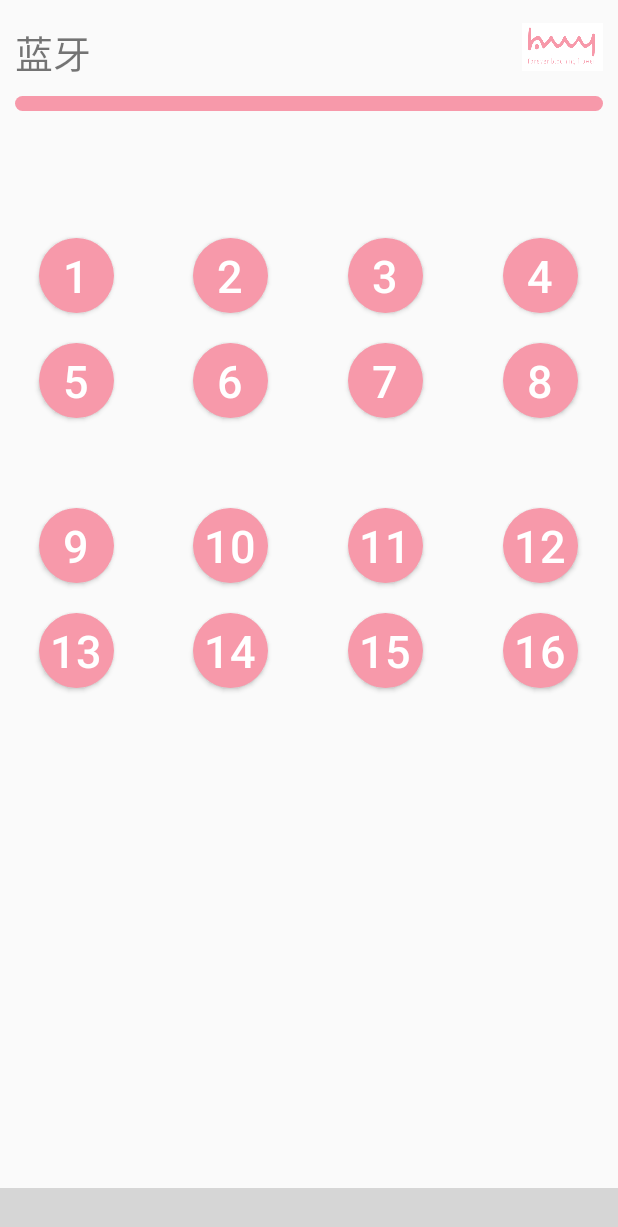
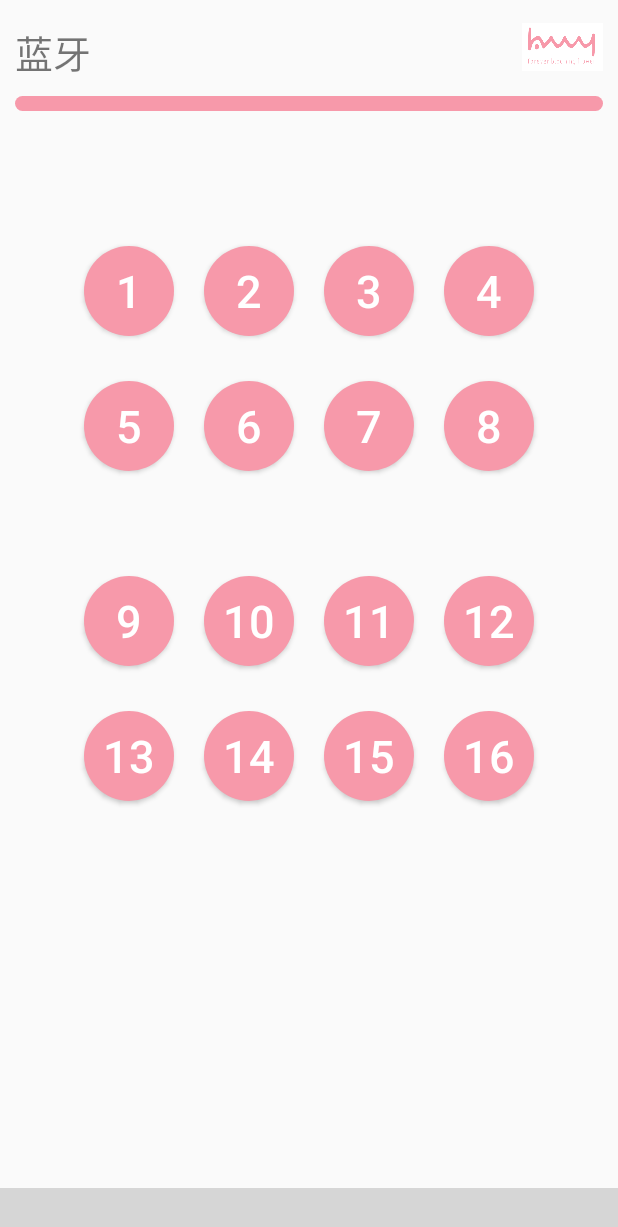
Before and after one commit to XiaoAnXA/MASK, an Android app: the screen it shows after launch (MainActivity), on a phone screen of 412 x 824 dp. Shown: the top 1227 px of the screen. Run offline under Robolectric (Android 15) with nearby library versions, the phone set to English and light mode, and no system bars; our stand-ins replace EventBus; libraries missing offline, so code that uses them is left out: com.ashokvarma.bottomnavigation; plain views replace BottomNavigationBar; 3 statements that could not run were skipped; grey boxes are pictures that could not be loaded.

Commit message:
使布局适应大屏幕

```diff
--- a/app/src/main/AndroidManifest.xml
+++ b/app/src/main/AndroidManifest.xml
@@ -9,9 +9,9 @@
     <uses-permission android:name="android.permission.ACCESS_COARSE_LOCATION" />
     <application
         android:allowBackup="true"
-        android:icon="@mipmap/ic_launcher"
+        android:icon="@drawable/mask"
         android:label="@string/app_name"
-        android:roundIcon="@mipmap/ic_launcher_round"
+        android:roundIcon="@drawable/mask"
         android:supportsRtl="true"
         android:theme="@style/AppTheme">
         <activity android:name=".APP.MainActivity">
--- a/app/src/main/java/com/mask/mask/Fragment/UpdateFragment.java
+++ b/app/src/main/java/com/mask/mask/Fragment/UpdateFragment.java
@@ -16,6 +16,9 @@ import com.mask.mask.R;
 
 import java.util.ArrayList;
 
+/**
+ * 更新硬件页面
+ */
 public class UpdateFragment extends BaseFragment {
 
     public RecyclerView mRecyclerView;
--- a/app/src/main/java/com/mask/mask/ViewAdapter/SectionsPagerAdapter.java
+++ b/app/src/main/java/com/mask/mask/ViewAdapter/SectionsPagerAdapter.java
@@ -8,6 +8,9 @@ import android.view.ViewGroup;
 
 import java.util.List;
 
+/**
+ * 三个主碎片更新页面
+ */
 public class SectionsPagerAdapter extends FragmentPagerAdapter {
     List<Fragment> fragmentList;
     FragmentManager mFragmentManager;
@@ -19,9 +22,6 @@ public class SectionsPagerAdapter extends FragmentPagerAdapter {
     @Override
     public Fragment getItem(int position) {
         Fragment fragment = fragmentList.get(position);
-//        Bundle bundle = new Bundle();
-//        bundle.putString("id","" + position);
-//        fragment.setArguments(bundle);
         return fragment;
     }
 
--- a/app/src/main/res/layout/main_mode_fragment.xml
+++ b/app/src/main/res/layout/main_mode_fragment.xml
@@ -51,237 +51,179 @@
 
     </LinearLayout>
 
-    <LinearLayout
+    <TableLayout
         android:layout_width="match_parent"
         android:layout_height="wrap_content"
         android:layout_marginTop="80dp">
 
-        <RelativeLayout
+        <TableRow
+            android:layout_width="wrap_content"
+            android:layout_height="60dp"
+            android:layout_weight="1"
+            android:gravity="center">
+            <Button
+                android:layout_margin="10dp"
+                android:id="@+id/mode_btn_1"
+                style="@style/main_mode_fragment_button"
+                android:background="@drawable/main_mode_fragment_button_down_selector"
+                android:text="1" />
+
+
+            <Button
+                android:layout_margin="10dp"
+                android:id="@+id/mode_btn_2"
+                style="@style/main_mode_fragment_button"
+                android:background="@drawable/main_mode_fragment_button_down_selector"
+                android:text="2" />
+
+
+            <Button
+                android:layout_margin="10dp"
+                android:id="@+id/mode_btn_3"
+                style="@style/main_mode_fragment_button"
+                android:background="@drawable/main_mode_fragment_button_down_selector"
+                android:text="3" />
+
+
+            <Button
+                android:layout_margin="10dp"
+                android:id="@+id/mode_btn_4"
+                style="@style/main_mode_fragment_button"
+                android:background="@drawable/main_mode_fragment_button_down_selector"
+                android:text="4" />
+        </TableRow>
+    </TableLayout>
+
+    <TableLayout
+        android:layout_marginTop="10dp"
+        android:layout_width="match_parent"
+        android:layout_height="wrap_content">
+
+        <TableRow
             android:layout_width="wrap_content"
             android:layout_height="60dp"
             android:layout_weight="1"
             android:gravity="center">
 
             <Button
-                android:id="@+id/mode_btn_1"
+                android:layout_margin="10dp"
+                android:id="@+id/mode_btn_5"
                 style="@style/main_mode_fragment_button"
                 android:background="@drawable/main_mode_fragment_button_down_selector"
-                android:text="1" />
-        </RelativeLayout>
+                android:text="5" />
 
-        <RelativeLayout
+
+            <Button
+                android:layout_margin="10dp"
+                android:id="@+id/mode_btn_6"
+                style="@style/main_mode_fragment_button"
+                android:background="@drawable/main_mode_fragment_button_down_selector"
+                android:text="6" />
+
+
+            <Button
+                android:layout_margin="10dp"
+                android:id="@+id/mode_btn_7"
+                style="@style/main_mode_fragment_button"
+                android:background="@drawable/main_mode_fragment_button_down_selector"
+                android:text="7" />
+            <Button
+                android:layout_margin="10dp"
+                android:id="@+id/mode_btn_8"
+                style="@style/main_mode_fragment_button"
+                android:background="@drawable/main_mode_fragment_button_down_selector"
+                android:text="8" />
+
+        </TableRow>
+
+    </TableLayout>
+
+
+    <TableLayout
+        android:layout_width="match_parent"
+        android:layout_height="wrap_content"
+        android:layout_marginTop="50dp">
+
+        <TableRow
             android:layout_width="wrap_content"
             android:layout_height="60dp"
             android:layout_weight="1"
             android:gravity="center">
 
             <Button
-                android:id="@+id/mode_btn_2"
+                android:layout_margin="10dp"
+                android:id="@+id/mode_btn_9"
                 style="@style/main_mode_fragment_button"
                 android:background="@drawable/main_mode_fragment_button_down_selector"
-                android:text="2" />
-        </RelativeLayout>
+                android:text="9" />
 
-        <RelativeLayout
+
+
+            <Button
+                android:layout_margin="10dp"
+                android:id="@+id/mode_btn_10"
+                style="@style/main_mode_fragment_button"
+                android:background="@drawable/main_mode_fragment_button_down_selector"
+                android:text="10" />
+
+
+            <Button
+                android:layout_margin="10dp"
+                android:id="@+id/mode_btn_11"
+                style="@style/main_mode_fragment_button"
+                android:background="@drawable/main_mode_fragment_button_down_selector"
+                android:text="11" />
+
+
+            <Button
+                android:layout_margin="10dp"
+                android:id="@+id/mode_btn_12"
+                style="@style/main_mode_fragment_button"
+                android:background="@drawable/main_mode_fragment_button_down_selector"
+                android:text="12" />
+        </TableRow>
+    </TableLayout>
+
+    <TableLayout
+        android:layout_marginTop="10dp"
+        android:layout_width="match_parent"
+        android:layout_height="wrap_content">
+
+        <TableRow
             android:layout_width="wrap_content"
             android:layout_height="60dp"
             android:layout_weight="1"
             android:gravity="center">
 
             <Button
-                android:id="@+id/mode_btn_3"
-                style="@style/main_mode_fragment_button"
-                android:background="@drawable/main_mode_fragment_button_down_selector"
-                android:text="3" />
-        </RelativeLayout>
-
-        <RelativeLayout
-            android:layout_width="wrap_content"
-            android:layout_height="60dp"
-            android:layout_weight="1"
-            android:gravity="center">
-
-            <Button
-                android:id="@+id/mode_btn_4"
-                style="@style/main_mode_fragment_button"
-                android:background="@drawable/main_mode_fragment_button_down_selector"
-                android:text="4" />
-        </RelativeLayout>
-    </LinearLayout>
-
-    <LinearLayout
-        android:layout_marginTop="10dp"
-        android:layout_width="match_parent"
-        android:layout_height="wrap_content">
-
-        <RelativeLayout
-            android:layout_width="wrap_content"
-            android:layout_height="60dp"
-            android:layout_weight="1"
-            android:gravity="center">
-
-            <Button
-                android:id="@+id/mode_btn_5"
-                style="@style/main_mode_fragment_button"
-                android:background="@drawable/main_mode_fragment_button_down_selector"
-                android:text="5" />
-        </RelativeLayout>
-
-        <RelativeLayout
-            android:layout_width="wrap_content"
-            android:layout_height="60dp"
-            android:layout_weight="1"
-            android:gravity="center">
-
-            <Button
-                android:id="@+id/mode_btn_6"
-                style="@style/main_mode_fragment_button"
-                android:background="@drawable/main_mode_fragment_button_down_selector"
-                android:text="6" />
-        </RelativeLayout>
-
-        <RelativeLayout
-            android:layout_width="wrap_content"
-            android:layout_height="60dp"
-            android:layout_weight="1"
-            android:gravity="center">
-
-            <Button
-                android:id="@+id/mode_btn_7"
-                style="@style/main_mode_fragment_button"
-                android:background="@drawable/main_mode_fragment_button_down_selector"
-                android:text="7" />
-        </RelativeLayout>
-
-        <RelativeLayout
-            android:layout_width="wrap_content"
-            android:layout_height="60dp"
-            android:layout_weight="1"
-            android:gravity="center">
-
-            <Button
-                android:id="@+id/mode_btn_8"
-                style="@style/main_mode_fragment_button"
-                android:background="@drawable/main_mode_fragment_button_down_selector"
-                android:text="8" />
-        </RelativeLayout>
-    </LinearLayout>
-
-
-    <LinearLayout
-        android:layout_width="match_parent"
-        android:layout_height="wrap_content"
-        android:layout_marginTop="50dp">
-
-        <RelativeLayout
-            android:layout_width="wrap_content"
-            android:layout_height="60dp"
-            android:layout_weight="1"
-            android:gravity="center">
-
-            <Button
-                android:id="@+id/mode_btn_9"
-                style="@style/main_mode_fragment_button"
-                android:background="@drawable/main_mode_fragment_button_down_selector"
-                android:text="9" />
-        </RelativeLayout>
-
-        <RelativeLayout
-            android:layout_width="wrap_content"
-            android:layout_height="60dp"
-            android:layout_weight="1"
-            android:gravity="center">
-
-            <Button
-                android:id="@+id/mode_btn_10"
-                style="@style/main_mode_fragment_button"
-                android:background="@drawable/main_mode_fragment_button_down_selector"
-                android:text="10" />
-        </RelativeLayout>
-
-        <RelativeLayout
-            android:layout_width="wrap_content"
-            android:layout_height="60dp"
-            android:layout_weight="1"
-            android:gravity="center">
-
-            <Button
-                android:id="@+id/mode_btn_11"
-                style="@style/main_mode_fragment_button"
-                android:background="@drawable/main_mode_fragment_button_down_selector"
-                android:text="11" />
-        </RelativeLayout>
-
-        <RelativeLayout
-            android:layout_width="wrap_content"
-            android:layout_height="60dp"
-            android:layout_weight="1"
-            android:gravity="center">
-
-            <Button
-                android:id="@+id/mode_btn_12"
-                style="@style/main_mode_fragment_button"
-                android:background="@drawable/main_mode_fragment_button_down_selector"
-                android:text="12" />
-        </RelativeLayout>
-    </LinearLayout>
-
-    <LinearLayout
-        android:layout_marginTop="10dp"
-        android:layout_width="match_parent"
-        android:layout_height="wrap_content">
-
-        <RelativeLayout
-            android:layout_width="wrap_content"
-            android:layout_height="60dp"
-            android:layout_weight="1"
-            android:gravity="center">
-
-            <Button
+                android:layout_margin="10dp"
                 android:id="@+id/mode_btn_13"
                 style="@style/main_mode_fragment_button"
                 android:background="@drawable/main_mode_fragment_button_down_selector"
                 android:text="13" />
-        </RelativeLayout>
+            <Button
 
-        <RelativeLayout
-            android:layout_width="wrap_content"
-            android:layout_height="60dp"
-            android:layout_weight="1"
-            android:gravity="center">
-
-            <Button
+                android:layout_margin="10dp"
                 android:id="@+id/mode_btn_14"
                 style="@style/main_mode_fragment_button"
                 android:background="@drawable/main_mode_fragment_button_down_selector"
                 android:text="14" />
-        </RelativeLayout>
 
-        <RelativeLayout
-            android:layout_width="wrap_content"
-            android:layout_height="60dp"
-            android:layout_weight="1"
-            android:gravity="center">
 
             <Button
+                android:layout_margin="10dp"
                 android:id="@+id/mode_btn_15"
                 style="@style/main_mode_fragment_button"
                 android:background="@drawable/main_mode_fragment_button_down_selector"
                 android:text="15" />
-        </RelativeLayout>
 
-        <RelativeLayout
-            android:layout_width="wrap_content"
-            android:layout_height="60dp"
-            android:layout_weight="1"
-            android:gravity="center">
 
             <Button
+                android:layout_margin="10dp"
                 android:id="@+id/mode_btn_16"
                 style="@style/main_mode_fragment_button"
                 android:background="@drawable/main_mode_fragment_button_down_selector"
                 android:text="16" />
-        </RelativeLayout>
-    </LinearLayout>
-
+        </TableRow>
+    </TableLayout>
 </LinearLayout>
--- a/app/src/main/res/layout/main_update_fragment_recycler_item.xml
+++ b/app/src/main/res/layout/main_update_fragment_recycler_item.xml
@@ -25,10 +25,11 @@
             android:id="@+id/main_update_recycler_item_btn_update"
             android:layout_width="wrap_content"
             android:layout_height="35dp"
-            android:layout_marginRight="10dp"
+            android:layout_margin="10dp"
             android:layout_weight="1"
             android:textColor="#ffffff"
-            android:layout_marginEnd="10dp" />
+            android:layout_marginEnd="10dp"
+            android:layout_marginRight="10dp" />
     </LinearLayout>
 
     <TextView
--- a/app/src/main/res/values/styles.xml
+++ b/app/src/main/res/values/styles.xml
@@ -18,8 +18,8 @@
         <item name="android:textColor">@color/colorMainText</item>
         <item name="android:textSize">30sp</item>
         <item name="android:gravity">center</item>
-        <item name="android:layout_width">50dp</item>
-        <item name="android:layout_height">50dp</item>
+        <item name="android:layout_width">60dp</item>
+        <item name="android:layout_height">60dp</item>
     </style>
 
 </resources>
```
Also changed, not shown: app/src/main/java/com/mask/mask/Fragment/ModeFragment.java (+7 -2 lines), app/src/main/res/drawable/mask.png (added).
